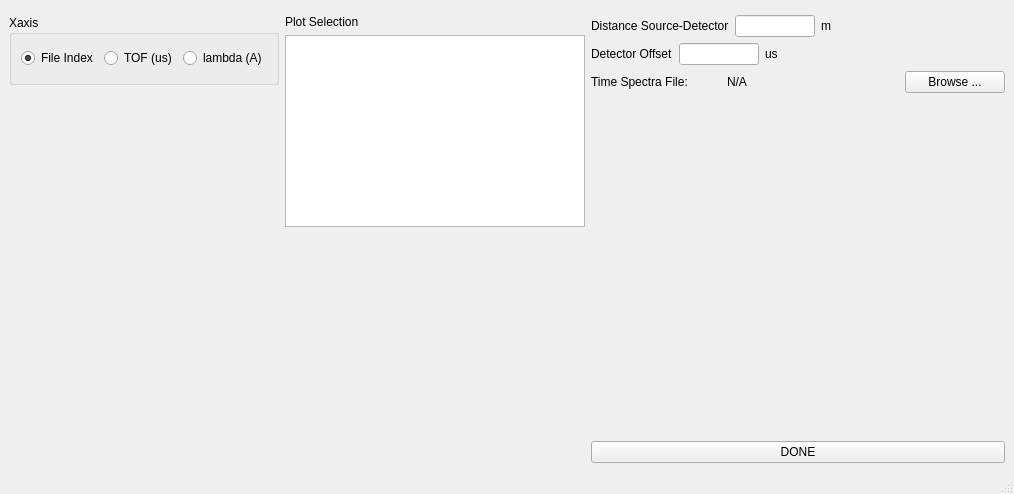
First picture: the form in ui/ui_resonance_imaging_experiment_vs_theory.ui, repository neutronimaging/python_notebooks, before the edit.
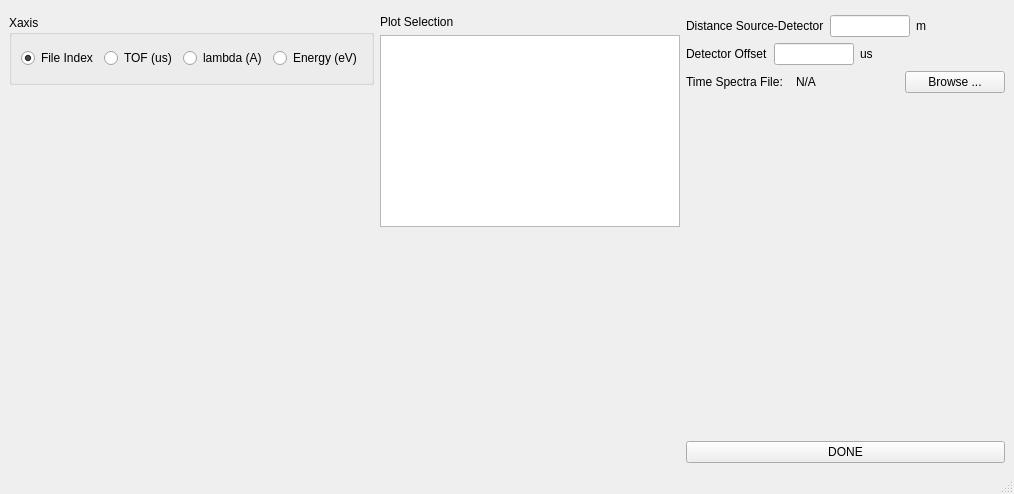
Second picture: the form after the edit.

Commit message: working on adding energy display of resonance_imaging_experiment notebook

```diff
--- a/ui/ui_resonance_imaging_experiment_vs_theory.ui
+++ b/ui/ui_resonance_imaging_experiment_vs_theory.ui
@@ -72,6 +72,13 @@
              </property>
             </widget>
            </item>
+           <item>
+            <widget class="QRadioButton" name="energy_radio_button">
+             <property name="text">
+              <string>Energy (eV)</string>
+             </property>
+            </widget>
+           </item>
           </layout>
          </widget>
         </item>
```
Left out of the diff: 17 changed lines with no effect on the pictures. The commit also changes 5 other files.
